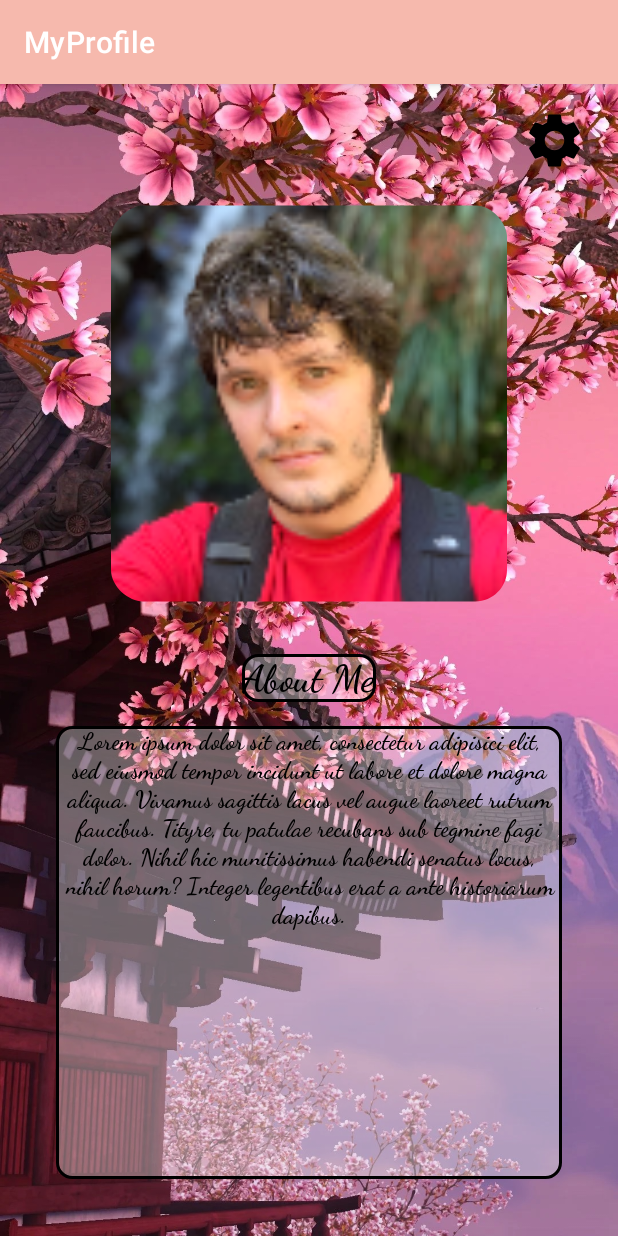
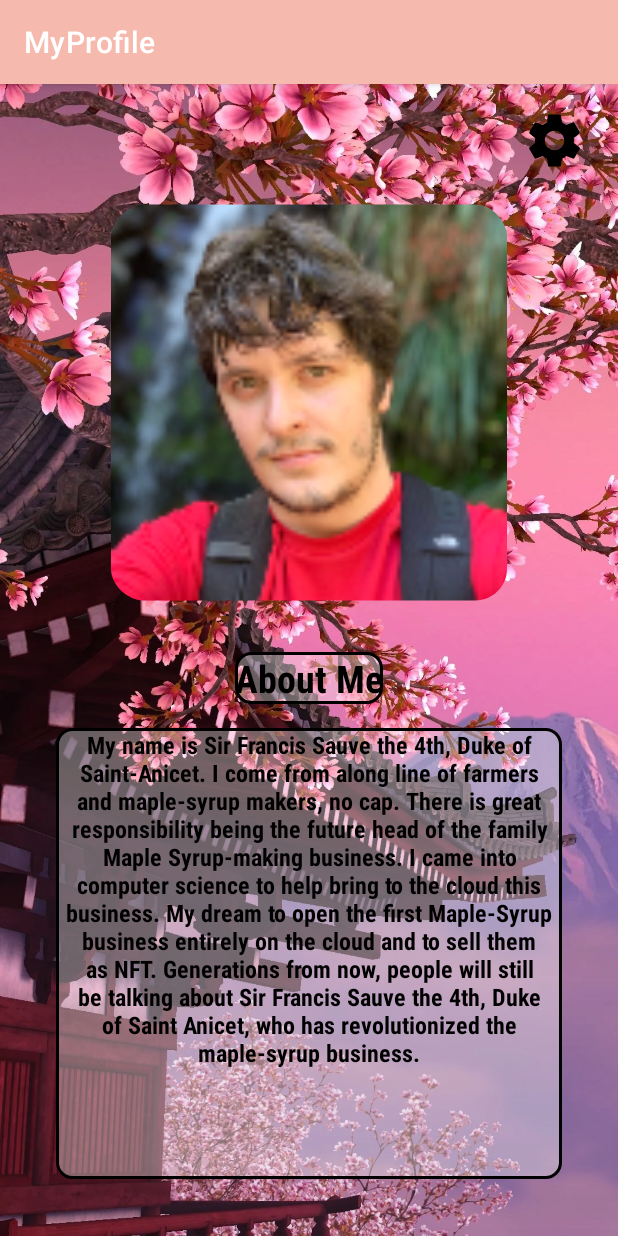
Before and after one commit to slinky07/MyProfile, an Android app: the SpinnerActivity screen opened directly, with no data from a screen before it, after a tap on "CONFIRM", on a phone screen of 412 x 824 dp. Run offline under Robolectric (Android 15) with nearby library versions, the phone set to English and light mode, and no system bars.

Commit message:
refactored SharedPreference out and created text for About Me section

```diff
--- a/app/src/main/java/com/slinky/myprofile/MainActivity.java
+++ b/app/src/main/java/com/slinky/myprofile/MainActivity.java
@@ -22,7 +22,7 @@ public class MainActivity extends AppCompatActivity {
 
     @Override
     protected void onCreate(Bundle savedInstanceState) {
-        ThemeUtils.onCreateSetTheme(this, getSavedTheme());
+        ThemeUtils.onCreateSetTheme(this, ThemeUtils.getSavedTheme(this));
 
         super.onCreate(savedInstanceState);
         setContentView(R.layout.activity_main);
@@ -54,10 +54,10 @@ public class MainActivity extends AppCompatActivity {
 //            }
 //    );
 
-    public int getSavedTheme() {
-        SharedPreferences sharedPreferences = getSharedPreferences(ThemeUtils.getPREF(), MODE_PRIVATE);
-
-        return sharedPreferences.getInt(ThemeUtils.getSEASON(), 0 );
-    }
+//    public int getSavedTheme() {
+//        SharedPreferences sharedPreferences = getSharedPreferences(ThemeUtils.getPREF(), MODE_PRIVATE);
+//
+//        return sharedPreferences.getInt(ThemeUtils.getSEASON(), 0 );
+//    }
 
 }
--- a/app/src/main/java/com/slinky/myprofile/SpinnerActivity.java
+++ b/app/src/main/java/com/slinky/myprofile/SpinnerActivity.java
@@ -31,7 +31,8 @@ public class SpinnerActivity extends AppCompatActivity {
         initSpinner();
         spinListenner();
 
-        getSharedPref(); //see if necessary, already has default set
+        ThemeUtils.getSavedTheme(this);
+//        getSharedPref(); //see if necessary, already has default set
 
     }
 
@@ -55,7 +56,8 @@ public class SpinnerActivity extends AppCompatActivity {
             @Override
             public void onClick(View view) {
 
-                getSharedPreference(selectedPosition);
+//                putSharedPreference(selectedPosition);
+                ThemeUtils.putSharedPreference(SpinnerActivity.this, selectedPosition);
 
                 launchMain();
             }
@@ -80,23 +82,4 @@ public class SpinnerActivity extends AppCompatActivity {
         Intent intent = new Intent(this, MainActivity.class);
         startActivity(intent);
     }
-
-    public void getSharedPref() {
-        SharedPreferences sharedPreferences = getSharedPreferences(ThemeUtils.getPREF(), MODE_PRIVATE);
-        defaultVal = sharedPreferences.getInt(ThemeUtils.getSEASON(), defaultVal);
-    }
-
-    private void getSharedPreference(int position) {
-        SharedPreferences sharedPreferences = getSharedPreferences(ThemeUtils.getPREF(), MODE_PRIVATE);
-        SharedPreferences.Editor editor = sharedPreferences.edit();
-        editor.putInt(ThemeUtils.getSEASON(), ThemeUtils.getRightThemeVal(position));
-        editor.apply();
-
-    }
-
-//    public int getSavedTheme() {
-//        SharedPreferences sharedPreferences = getSharedPreferences(ThemeUtils.getPREF(), MODE_PRIVATE);
-//
-//        return sharedPreferences.getInt(ThemeUtils.getSEASON(), 0 );
-//    }
 }
--- a/app/src/main/java/com/slinky/myprofile/ThemeUtils.java
+++ b/app/src/main/java/com/slinky/myprofile/ThemeUtils.java
@@ -54,6 +54,19 @@ public class ThemeUtils {
         }
     }
 
+    public static void putSharedPreference(Activity activity, int position) {
+        SharedPreferences sharedPreferences = activity.getSharedPreferences(ThemeUtils.getPREF(), activity.MODE_PRIVATE);
+        SharedPreferences.Editor editor = sharedPreferences.edit();
+        editor.putInt(ThemeUtils.getSEASON(), ThemeUtils.getRightThemeVal(position));
+        editor.apply();
+
+    }
+
+        public static int getSavedTheme(Activity activity) {
+        SharedPreferences sharedPreferences = activity.getSharedPreferences(ThemeUtils.getPREF(), activity.MODE_PRIVATE);
+
+        return sharedPreferences.getInt(ThemeUtils.getSEASON(), 0 );
+    }
 
 
 }
--- a/app/src/main/res/values/strings.xml
+++ b/app/src/main/res/values/strings.xml
@@ -1,7 +1,7 @@
 <resources>
     <string name="app_name">MyProfile</string>
     <string name="aboutMe">About Me</string>
-    <string name="AboutMeText"> Lorem ipsum dolor sit amet, consectetur adipisici elit, sed eiusmod tempor incidunt ut labore et dolore magna aliqua. Vivamus sagittis lacus vel augue laoreet rutrum faucibus. Tityre, tu patulae recubans sub tegmine fagi dolor. Nihil hic munitissimus habendi senatus locus, nihil horum? Integer legentibus erat a ante historiarum dapibus.</string>
+    <string name="AboutMeText"> My name is Sir Francis Sauve the 4th, Duke of Saint-Anicet. I come from along line of farmers and maple-syrup makers, no cap. There is great responsibility being the future head of the family Maple Syrup-making business. I came into computer science to help bring to the cloud this business. My dream to open the first Maple-Syrup business entirely on the cloud and to sell them as NFT. Generations from now, people will still be talking about Sir Francis Sauve the 4th, Duke of Saint Anicet, who has revolutionized the maple-syrup business.</string>
     <string-array name="seasonsList">
         <item>spring</item>
         <item>summer</item>
--- a/app/src/main/res/values/styles.xml
+++ b/app/src/main/res/values/styles.xml
@@ -3,7 +3,7 @@
 
     <style name="myTextStyle">
         <item name="android:layout_marginTop">16dp</item>
-        <item name="android:fontFamily">cursive</item>
+        <item name="android:fontFamily">sans-serif-condensed</item>
         <item name="android:textSize">25sp</item>
         <item name="android:textStyle">bold</item>
         <item name="android:textColor">#000000</item>
```
